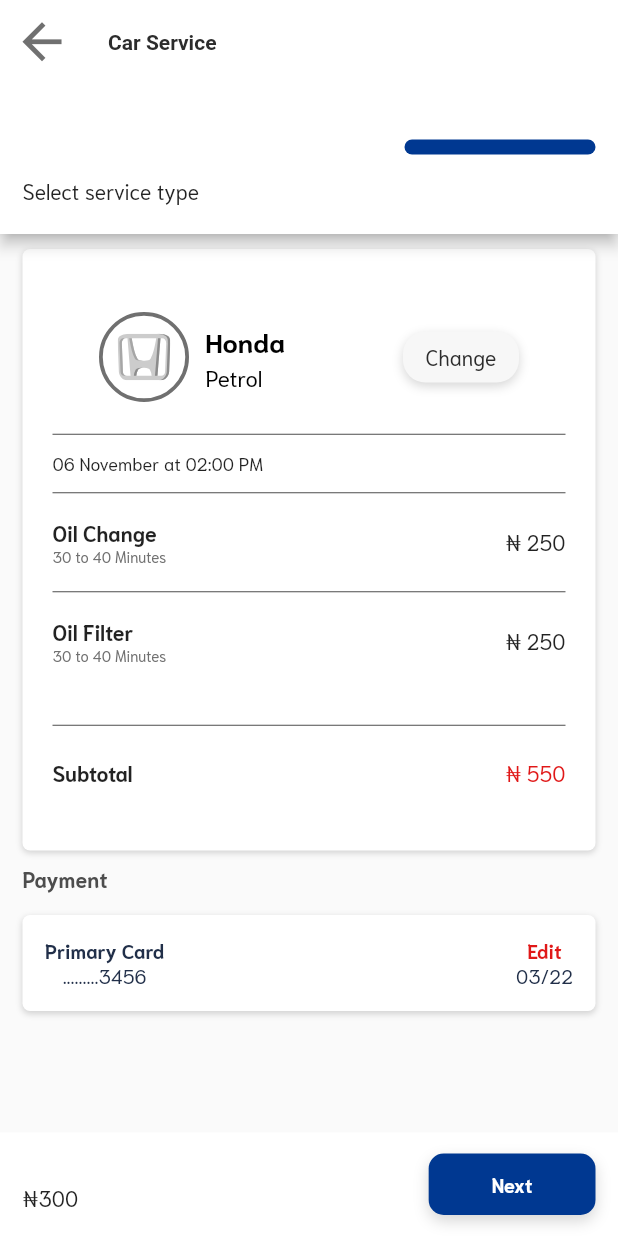
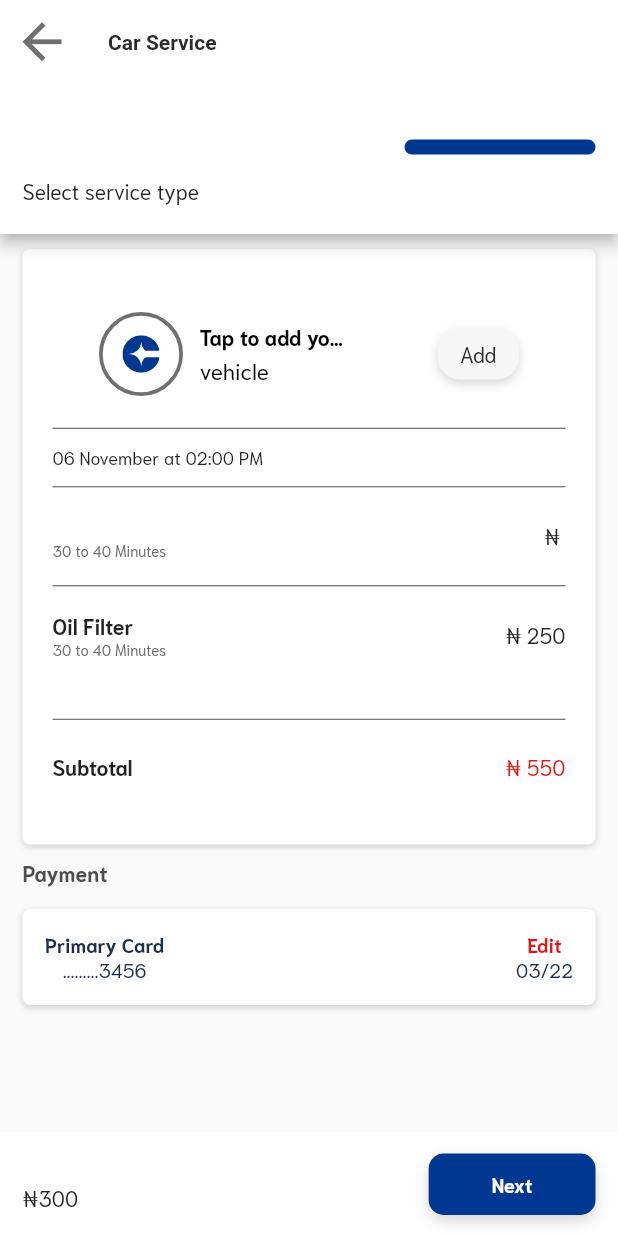
Before and after one commit to codeswot/cargic-user, a Flutter app: the CarServiceScreen screen opened by its route, tab 3 chosen, on a phone screen of 412 x 824 dp. Run offline on Flutter 3.47's test engine with Material 2 defaults, Android fonts, the phone set to English and light mode, and no system bars; our stand-ins replace connectivity, date_picker_timeline, firebase_auth, firebase_core, firebase_database, flutter_svg and 5 more; accounts and stored records are empty; network calls fail; project files that could hold a hidden picture were left out.

Commit message:
order now

```diff
--- a/lib/providers/app_data.dart
+++ b/lib/providers/app_data.dart
@@ -1,5 +1,4 @@
 import 'package:cargic_user/models/back_end_model/address_model.dart';
-import 'package:cargic_user/models/back_end_model/user_vehicle_model.dart';
 
 import 'package:flutter/foundation.dart';
 import 'package:hive/hive.dart';
@@ -34,11 +33,59 @@ class AppData extends ChangeNotifier {
     vYear = box.get('year');
     vFuel = box.get('fuel');
 
-    // box.put('name', value.name);
-    // box.put('model', value.model);
-    // box.put('year', value.year);
-    // box.put('fuel', value.fuel);
+    notifyListeners();
+  }
 
+  //for services
+  String serviceName;
+  String servicePrice;
+  String serviceType;
+  saveService({String name, String type, String price}) {
+    notifyListeners();
+  }
+
+  //sned to database
+  Map<String, dynamic> serviceReqMap;
+  sendServiceRequest({
+    //service details
+    String serviceType,
+    String serviceName,
+    String date,
+    String time,
+    String price,
+    //user details
+    String userName,
+    String userEmail,
+    String userPhone,
+    String userAddress,
+    //car details
+    String vehicleType,
+    String vehicleName,
+    String vehicleModel,
+    String vehicleManufactureYear,
+    String vehicleFuelType,
+  }) {
+    Map<String, dynamic> serviceReq = {
+      "serviceType": serviceType,
+      "serviceName": serviceName,
+      "date": date,
+      "time": time,
+      "price": price,
+      "user": {
+        "name": userName,
+        "email": userEmail,
+        "phone": userPhone,
+        "address": userAddress,
+      },
+      "carDetails": {
+        "vehicleType": vehicleType,
+        "vehicleName": vehicleName,
+        "vehicleModel": vehicleModel,
+        "vehicleManufactureYear": vehicleManufactureYear,
+        "vehicleFuelType": vehicleFuelType,
+      },
+    };
+    serviceReqMap = serviceReq;
     notifyListeners();
   }
 }
--- a/lib/screens/auth_screens/login_method_screen.dart
+++ b/lib/screens/auth_screens/login_method_screen.dart
@@ -2,12 +2,14 @@ import 'dart:async';
 
 import 'package:cargic_user/helpers/authentication_helper.dart';
 import 'package:cargic_user/helpers/location_helper.dart';
+import 'package:cargic_user/providers/app_data.dart';
 import 'package:cargic_user/screens/auth_screens/login_with_email_screen.dart';
 import 'package:cargic_user/utils/colors.dart';
 import 'package:cargic_user/widgets/brand_logo.dart';
 import 'package:cargic_user/widgets/candy_button.dart';
 import 'package:flutter/material.dart';
 import 'package:geolocator/geolocator.dart';
+import 'package:provider/provider.dart';
 
 class LoginMethodScreen extends StatefulWidget {
   static const String id = 'LoginMethodScreen';
@@ -22,6 +24,9 @@ class _LoginMethodScreenState extends State<LoginMethodScreen> {
 
   Geolocator _geolocator = Geolocator();
   Position currentPosition;
+  getVheicleInfo() async {
+    await Provider.of<AppData>(context, listen: false).updateUserVehicle();
+  }
 
   getUserPosition() async {
     Position position = await _geolocator.getCurrentPosition(
@@ -34,6 +39,7 @@ class _LoginMethodScreenState extends State<LoginMethodScreen> {
   @override
   Widget build(BuildContext context) {
     getUserPosition();
+    getVheicleInfo();
     return Scaffold(
       body: SafeArea(
         child: Column(
--- a/lib/screens/cargic_services/car_service/car_service_tabs/car_service_check_out_tab.dart
+++ b/lib/screens/cargic_services/car_service/car_service_tabs/car_service_check_out_tab.dart
@@ -1,8 +1,10 @@
 import 'package:cargic_user/models/front_end_models/selected_services_model.dart';
+import 'package:cargic_user/providers/app_data.dart';
 import 'package:cargic_user/utils/colors.dart';
 import 'package:cargic_user/widgets/check_out_container.dart';
 import 'package:cargic_user/widgets/check_out_credit_card.dart';
 import 'package:flutter/material.dart';
+import 'package:provider/provider.dart';
 
 class CarServiceCheckOutTab extends StatefulWidget {
   const CarServiceCheckOutTab({
@@ -15,15 +17,22 @@ class CarServiceCheckOutTab extends StatefulWidget {
 
 class _CarServiceCheckOutTabState extends State<CarServiceCheckOutTab> {
   List<SelectedServiceModel> selectedServices = List<SelectedServiceModel>();
+
   void initState() {
     //emulate data ...use firestore later
     //must be three/service(for now!)
 
     selectedServices.add(
       SelectedServiceModel(
-        serviceName: "Oil Change ",
+        serviceName:
+            (Provider.of<AppData>(context, listen: false).serviceName != null)
+                ? Provider.of<AppData>(context).serviceName
+                : '',
         serviceDescription: "30 to 40 Minutes",
-        servicePrice: "250",
+        servicePrice:
+            (Provider.of<AppData>(context, listen: false).servicePrice != null)
+                ? Provider.of<AppData>(context).servicePrice
+                : '',
       ),
     );
     selectedServices.add(
@@ -36,14 +45,20 @@ class _CarServiceCheckOutTabState extends State<CarServiceCheckOutTab> {
     super.initState();
   }
 
+  var vehicleDB;
+
   @override
   Widget build(BuildContext context) {
+    vehicleDB = Provider.of<AppData>(context, listen: false);
+
     return SingleChildScrollView(
       child: Column(
         crossAxisAlignment: CrossAxisAlignment.start,
         children: [
           CheckOutContainer(
             selectedServices: selectedServices,
+            carDashName: Provider.of<AppData>(context, listen: false).vName,
+            carDashFuel: Provider.of<AppData>(context, listen: false).vFuel,
           ),
           Padding(
             padding: const EdgeInsets.symmetric(horizontal: 15.0),
--- a/lib/screens/cargic_services/car_services_booking_type/car_service_book_now.dart
+++ b/lib/screens/cargic_services/car_services_booking_type/car_service_book_now.dart
@@ -13,8 +13,12 @@ class CarServicesBookNow extends StatefulWidget {
 }
 
 class _CarServicesBookNowState extends State<CarServicesBookNow> {
+  DateTime _dateTime;
   navigatTo(context) {
     //pass DateTime Now
+    DateTime.now();
+    var dateNow = _dateTime.toLocal();
+    print(dateNow);
     Timer(Duration(seconds: 1), () {
       Navigator.of(context).pushNamed(PurchaseOrderScreen.id);
     });
--- a/lib/screens/cargic_services/car_wash/car_wash_tabs/car_wash_checkout_tab.dart
+++ b/lib/screens/cargic_services/car_wash/car_wash_tabs/car_wash_checkout_tab.dart
@@ -1,9 +1,11 @@
 import 'package:cargic_user/models/front_end_models/selected_services_model.dart';
+import 'package:cargic_user/providers/app_data.dart';
 import 'package:cargic_user/utils/colors.dart';
 
 import 'package:cargic_user/widgets/check_out_container.dart';
 import 'package:cargic_user/widgets/check_out_credit_card.dart';
 import 'package:flutter/material.dart';
+import 'package:provider/provider.dart';
 
 class CarWashCheckOutTab extends StatefulWidget {
   const CarWashCheckOutTab({
@@ -47,12 +49,16 @@ class _CarWashCheckOutTabState extends State<CarWashCheckOutTab> {
 
   @override
   Widget build(BuildContext context) {
+    var vehicleDB = Provider.of<AppData>(context, listen: false);
+
     return SingleChildScrollView(
       child: Column(
         crossAxisAlignment: CrossAxisAlignment.start,
         children: [
           CheckOutContainer(
             selectedServices: selectedServices,
+            carDashName: vehicleDB.vName,
+            carDashFuel: vehicleDB.vFuel,
           ),
           //
           Padding(
--- a/lib/screens/change_car_details_screens/vehicle_props_tabs/vehicle_make_type.dart
+++ b/lib/screens/change_car_details_screens/vehicle_props_tabs/vehicle_make_type.dart
@@ -4,7 +4,6 @@ import 'package:cargic_user/utils/car_make_types.dart';
 import 'package:cargic_user/utils/car_make_year.dart';
 import 'package:cargic_user/utils/colors.dart';
 import 'package:flutter/material.dart';
-import 'package:hive/hive.dart';
 import 'package:provider/provider.dart';
 
 class VehicleMakeType extends StatelessWidget {
--- a/lib/utils/car_logo.dart
+++ b/lib/utils/car_logo.dart
@@ -22,8 +22,8 @@ class CarLogo extends StatelessWidget {
   Widget build(BuildContext context) {
     return SvgPicture.asset(
       carLogo,
-      width: 35,
-      height: 35,
+      width: 25,
+      height: 25,
     );
   }
 }
--- a/lib/widgets/car_info_dash.dart
+++ b/lib/widgets/car_info_dash.dart
@@ -1,5 +1,6 @@
 import 'package:cargic_user/screens/change_car_details_screens/add_new_vehicle_screen.dart';
 import 'package:cargic_user/screens/change_car_details_screens/change_vehicle_screen.dart';
+import 'package:cargic_user/utils/car_names.dart';
 import 'package:cargic_user/utils/colors.dart';
 import 'package:flutter/material.dart';
 
@@ -23,10 +24,24 @@ class CarInfoDash extends StatelessWidget {
   final bool isBorder;
   @override
   Widget build(BuildContext context) {
-    if (carName == 'Honda') {
+    if (carName == CarNames.honda) {
       carLogo = CarLogos.honda;
-    } else if (carName == 'BMW') {
+    } else if (carName == CarNames.bmw) {
       carLogo = CarLogos.bmw;
+    } else if (carName == CarNames.kia) {
+      carLogo = CarLogos.kia;
+    } else if (carName == CarNames.ford) {
+      carLogo = CarLogos.ford;
+    } else if (carName == CarNames.mercedes) {
+      carLogo = CarLogos.mercedes;
+    } else if (carName == CarNames.audi) {
+      carLogo = CarLogos.audi;
+    } else if (carName == CarNames.toyota) {
+      carLogo = CarLogos.toyota;
+    } else if (carName == CarNames.volvo) {
+      carLogo = CarLogos.volvo;
+    } else {
+      carLogo = 'images/brand_logo.svg';
     }
     return GestureDetector(
       onTap: () {
@@ -72,10 +87,11 @@ class CarInfoDash extends StatelessWidget {
           ],
         ),
         child: Row(
+          mainAxisAlignment: MainAxisAlignment.spaceBetween,
           children: [
             //car logo container
             Container(
-              padding: EdgeInsets.all(10),
+              padding: EdgeInsets.all(13),
               decoration: BoxDecoration(
                   shape: BoxShape.circle,
                   border:
@@ -90,17 +106,24 @@ class CarInfoDash extends StatelessWidget {
               child: Column(
                 crossAxisAlignment: CrossAxisAlignment.start,
                 children: [
-                  Text(
-                    (carName != null) ? carName : 'Tap to add your ',
-                    style: TextStyle(
-                      fontWeight: FontWeight.bold,
-                      color: CargicColors.pitchBlack,
-                      fontSize: (carName != null) ? 18 : 14,
+                  Container(
+                    width: 100,
+                    child: Text(
+                      (carName != null) ? carName : 'Tap to add your ',
+                      overflow: TextOverflow.ellipsis,
+                      maxLines: 1,
+                      style: TextStyle(
+                        fontWeight: FontWeight.bold,
+                        color: CargicColors.pitchBlack,
+                        fontSize: (carName != null) ? 18 : 14,
+                      ),
                     ),
                   ),
                   SizedBox(height: 3),
                   Text(
                     (fuelType != null) ? fuelType : 'vehicle',
+                    overflow: TextOverflow.ellipsis,
+                    maxLines: 1,
                     style: TextStyle(
                       color: CargicColors.pitchBlack,
                       fontSize: 15,
--- a/lib/widgets/check_out_container.dart
+++ b/lib/widgets/check_out_container.dart
@@ -1,17 +1,23 @@
+import 'dart:async';
+
 import 'package:cargic_user/models/front_end_models/selected_services_model.dart';
-import 'package:cargic_user/utils/car_logo.dart';
+import 'package:cargic_user/providers/app_data.dart';
 import 'package:cargic_user/utils/colors.dart';
 import 'package:cargic_user/utils/global_variables.dart';
 import 'package:cargic_user/widgets/car_info_dash.dart';
 import 'package:cargic_user/widgets/selected_service_card.dart';
 import 'package:flutter/material.dart';
+import 'package:provider/provider.dart';
 
 class CheckOutContainer extends StatefulWidget {
   const CheckOutContainer({
     Key key,
     @required this.selectedServices,
+    this.carDashName,
+    this.carDashFuel,
   }) : super(key: key);
-
+  final String carDashName;
+  final String carDashFuel;
   final List<SelectedServiceModel> selectedServices;
 
   @override
@@ -19,8 +25,17 @@ class CheckOutContainer extends StatefulWidget {
 }
 
 class _CheckOutContainerState extends State<CheckOutContainer> {
+  var vehicleDB;
+
+  @override
+  void initState() {
+    super.initState();
+  }
+
   @override
   Widget build(BuildContext context) {
+    vehicleDB = Provider.of<AppData>(context, listen: false);
+
     return Container(
       margin: EdgeInsets.symmetric(horizontal: 15, vertical: 10),
       padding: EdgeInsets.symmetric(horizontal: 20, vertical: 23),
@@ -39,9 +54,12 @@ class _CheckOutContainerState extends State<CheckOutContainer> {
         crossAxisAlignment: CrossAxisAlignment.start,
         children: [
           CarInfoDash(
-            carName: "Honda",
-            fuelType: "Petrol",
-            carLogo: CarLogos.honda,
+            carName: (widget.carDashName != null)
+                ? widget.carDashName
+                : vehicleDB.vName,
+            fuelType: (widget.carDashFuel != null)
+                ? widget.carDashFuel
+                : vehicleDB.vFuel,
             //car info from DB
             //if return from DB as null, set
             //properties to null
```
Also changed, not shown: lib/screens/bottom_nav_screens/home_screen.dart (+3 -10 lines), lib/screens/cargic_services/car_service/car_service_tabs/car_service_type_tab.dart (+7 -0 lines), lib/screens/change_car_details_screens/choose_vehicle_pops_screen.dart (+8 -6 lines).
